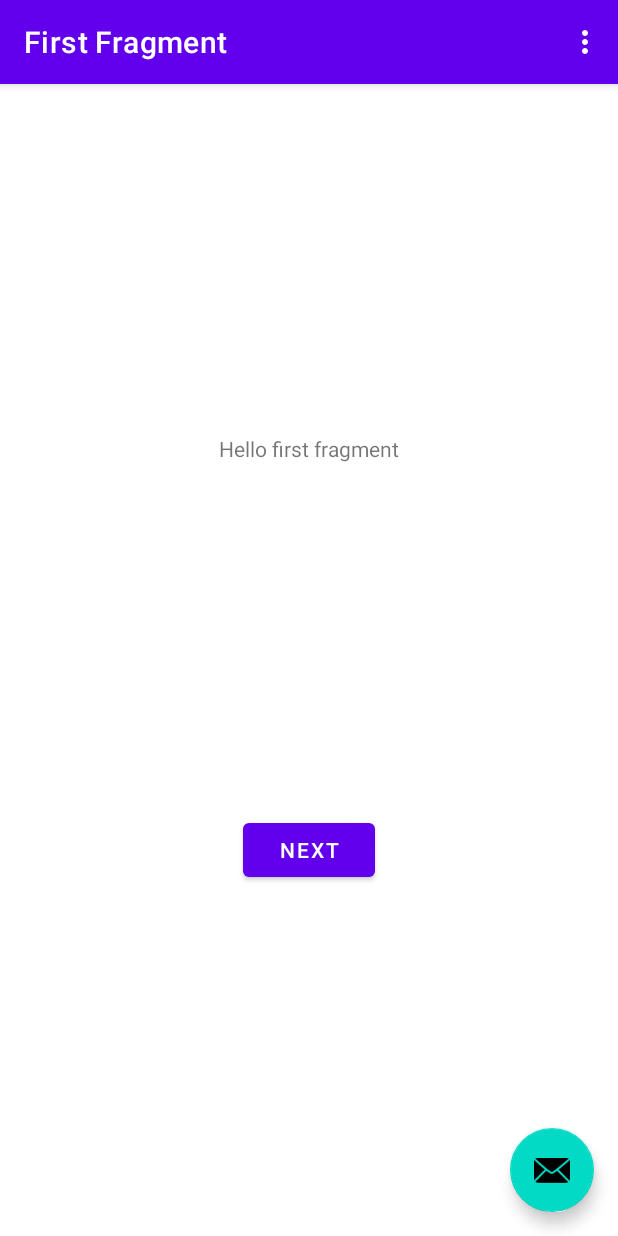
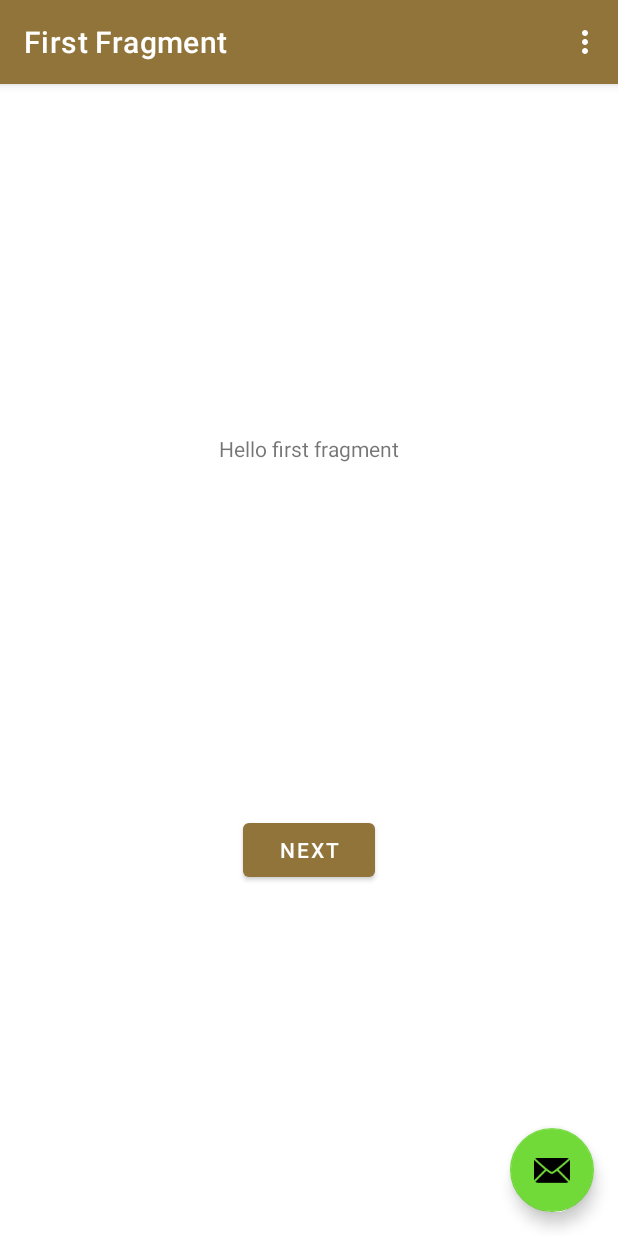
Before and after one commit to Igorpi25/Bumblebee, an Android app: the screen it shows after launch (MainActivity), on a phone screen of 412 x 824 dp. Run offline under Robolectric (Android 15) with nearby library versions, the phone set to English and light mode, and no system bars; our stand-ins replace navigation-ui.

Commit message:
update colors in themes

```diff
--- a/app/src/main/res/values-night/themes.xml
+++ b/app/src/main/res/values-night/themes.xml
@@ -2,12 +2,12 @@
     <!-- Base application theme. -->
     <style name="Theme.Bumblebee" parent="Theme.MaterialComponents.DayNight.DarkActionBar">
         <!-- Primary brand color. -->
-        <item name="colorPrimary">@color/purple_200</item>
-        <item name="colorPrimaryVariant">@color/purple_700</item>
+        <item name="colorPrimary">@color/oak_500</item>
+        <item name="colorPrimaryVariant">@color/oak_700</item>
         <item name="colorOnPrimary">@color/black</item>
         <!-- Secondary brand color. -->
-        <item name="colorSecondary">@color/teal_200</item>
-        <item name="colorSecondaryVariant">@color/teal_200</item>
+        <item name="colorSecondary">@color/leaf_200</item>
+        <item name="colorSecondaryVariant">@color/leaf_700</item>
         <item name="colorOnSecondary">@color/black</item>
         <!-- Status bar color. -->
         <item name="android:statusBarColor" tools:targetApi="l">?attr/colorPrimaryVariant</item>
--- a/app/src/main/res/values/colors.xml
+++ b/app/src/main/res/values/colors.xml
@@ -1,10 +1,10 @@
 <?xml version="1.0" encoding="utf-8"?>
 <resources>
-    <color name="purple_200">#FFBB86FC</color>
-    <color name="purple_500">#FF6200EE</color>
-    <color name="purple_700">#FF3700B3</color>
-    <color name="teal_200">#FF03DAC5</color>
-    <color name="teal_700">#FF018786</color>
+    <color name="oak_200">#FCEC86</color>
+    <color name="oak_500">#917439</color>
+    <color name="oak_700">#4C3A0B</color>
+    <color name="leaf_200">#71DA39</color>
+    <color name="leaf_700">#638701</color>
     <color name="black">#FF000000</color>
     <color name="white">#FFFFFFFF</color>
 </resources>
--- a/app/src/main/res/values/themes.xml
+++ b/app/src/main/res/values/themes.xml
@@ -2,12 +2,12 @@
     <!-- Base application theme. -->
     <style name="Theme.Bumblebee" parent="Theme.MaterialComponents.DayNight.DarkActionBar">
         <!-- Primary brand color. -->
-        <item name="colorPrimary">@color/purple_500</item>
-        <item name="colorPrimaryVariant">@color/purple_700</item>
+        <item name="colorPrimary">@color/oak_500</item>
+        <item name="colorPrimaryVariant">@color/oak_700</item>
         <item name="colorOnPrimary">@color/white</item>
         <!-- Secondary brand color. -->
-        <item name="colorSecondary">@color/teal_200</item>
-        <item name="colorSecondaryVariant">@color/teal_700</item>
+        <item name="colorSecondary">@color/leaf_200</item>
+        <item name="colorSecondaryVariant">@color/leaf_700</item>
         <item name="colorOnSecondary">@color/black</item>
         <!-- Status bar color. -->
         <item name="android:statusBarColor" tools:targetApi="l">?attr/colorPrimaryVariant</item>
```
